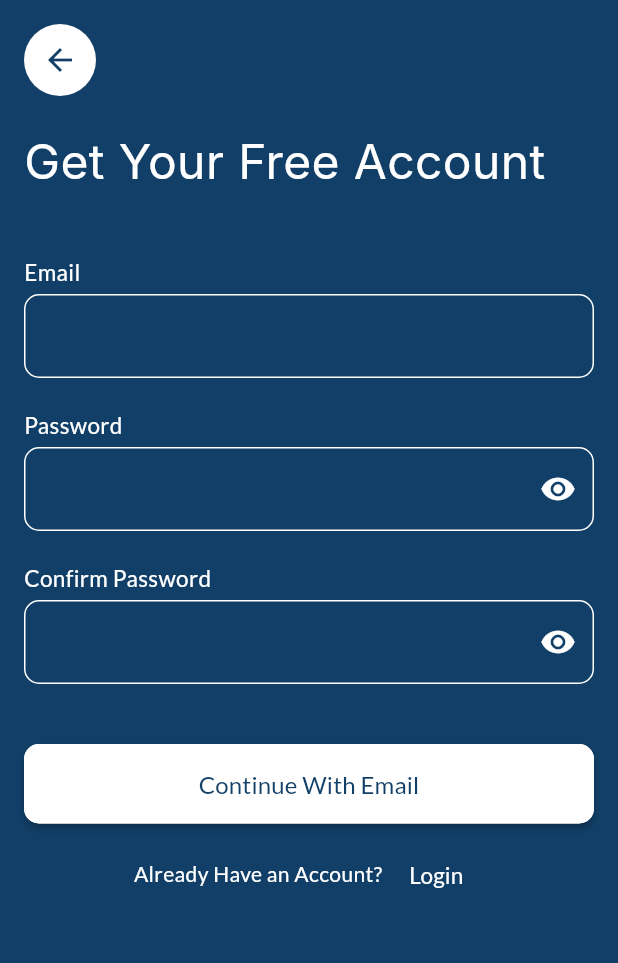
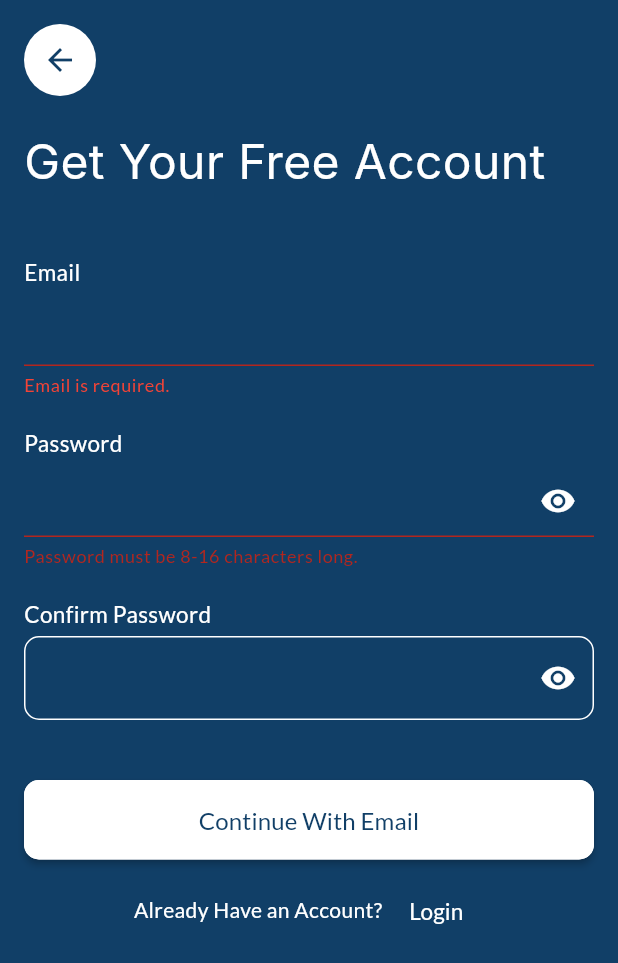
Before and after one commit to Aldinorasend/StudyIT_Mobile, a Flutter app: the RegisterPage screen opened directly, after a tap on "Continue With Email", on a phone screen of 412 x 824 dp. Shown: the top 963 px of the screen. Run offline on Flutter 3.47's test engine with Material 3 defaults, Android fonts, the phone set to English and light mode, and no system bars; our stand-ins replace carousel_slider, flick_video_player, google_fonts, image_picker, open_file, shared_preferences and 1 more; missing offline and left inert: colorful_safe_area; accounts and stored records are empty; Roboto replaces fonts that are missing (Inter).

Commit message:
Update FrontEnd

```diff
--- a/lib/screen/register.dart
+++ b/lib/screen/register.dart
@@ -1,5 +1,6 @@
 import 'package:flutter/material.dart';
 import 'package:colorful_safe_area/colorful_safe_area.dart';
+import 'package:studyit/screen/login.dart';
 
 class RegisterPage extends StatefulWidget {
   const RegisterPage({super.key});
@@ -13,37 +14,66 @@ class _RegisterPageState extends State<RegisterPage> {
   final TextEditingController _passwordController = TextEditingController();
   final TextEditingController _confirmPasswordController =
       TextEditingController();
+  final _formKey = GlobalKey<FormState>();
   String? _passwordError;
   bool _obscurePassword = true;
 
-  // Password validation function
+  String? _validateEmail(String value) {
+    if (value.isEmpty) {
+      return 'Email is required.';
+    }
+    if (!value.contains('@') || !value.contains('.')) {
+      return 'Enter a valid email address.';
+    }
+    if (value.startsWith('@') || value.endsWith('@') || value.endsWith('.')) {
+      return 'Enter a valid email address.';
+    }
+    return null;
+  }
+
   String? _validatePassword(String value) {
-    final passwordRegex = RegExp(
-        r'^(?=.*[A-Z])(?=.*[!@#$%^&*(),.?":{}|<>])[A-Za-z\d!@#$%^&*(),.?":{}|<>]{8,16}$');
-    if (!passwordRegex.hasMatch(value)) {
-      return 'Password must be 8-16 characters, include one uppercase letter and one special character.';
+    if (value.length < 8 || value.length > 16) {
+      return 'Password must be 8-16 characters long.';
+    }
+
+    bool hasUppercase = false;
+    bool hasSpecialCharacter = false;
+    const specialCharacters = '!@#\$%^&*(),.?":{}|<>';
+    for (int i = 0; i < value.length; i++) {
+      if (value[i].toUpperCase() == value[i] &&
+          value[i].toLowerCase() != value[i]) {
+        hasUppercase = true;
+      }
+      if (specialCharacters.contains(value[i])) {
+        hasSpecialCharacter = true;
+      }
+    }
+
+    if (!hasUppercase) {
+      return 'Password must include at least one uppercase letter.';
+    }
+    if (!hasSpecialCharacter) {
+      return 'Password must include at least one special character.';
     }
     return null;
   }
 
   void _onSubmit() {
+    if (_formKey.currentState!.validate()) {
       final password = _passwordController.text;
-    final error = _validatePassword(password);
-    setState(() {
-      _passwordError = error;
-    });
-
-    if (error == null) {
-      if (_passwordController.text != _confirmPasswordController.text) {
+      if (password != _confirmPasswordController.text) {
         setState(() {
           _passwordError = 'Passwords do not match.';
         });
         return;
       }
+
       // Perform registration action
       ScaffoldMessenger.of(context).showSnackBar(
         const SnackBar(content: Text('Registration successful!')),
       );
+      Navigator.push(
+          context, MaterialPageRoute(builder: (context) => LoginScreen()));
     }
   }
 
@@ -55,6 +85,8 @@ class _RegisterPageState extends State<RegisterPage> {
         child: SingleChildScrollView(
           child: Padding(
             padding: const EdgeInsets.all(16),
+            child: Form(
+              key: _formKey,
               child: Column(
                 crossAxisAlignment: CrossAxisAlignment.stretch,
                 children: [
@@ -81,7 +113,6 @@ class _RegisterPageState extends State<RegisterPage> {
                         fontSize: 32, fontFamily: "Inter", color: Colors.white),
                   ),
                   const SizedBox(height: 40),
-                  // Email Label and TextFormField
                   const Text(
                     "Email",
                     style: TextStyle(fontSize: 15, color: Colors.white),
@@ -90,6 +121,7 @@ class _RegisterPageState extends State<RegisterPage> {
                   TextFormField(
                     controller: _emailController,
                     decoration: InputDecoration(
+                      errorStyle: const TextStyle(color: Colors.red),
                       enabledBorder: OutlineInputBorder(
                         borderRadius: BorderRadius.circular(10),
                         borderSide:
@@ -102,10 +134,9 @@ class _RegisterPageState extends State<RegisterPage> {
                       ),
                     ),
                     style: const TextStyle(color: Colors.white),
+                    validator: (value) => _validateEmail(value ?? ''),
                   ),
-                  const SizedBox(
-                    height: 20,
-                  ),
+                  const SizedBox(height: 20),
                   const Text(
                     "Password",
                     style: TextStyle(fontSize: 15, color: Colors.white),
@@ -126,7 +157,8 @@ class _RegisterPageState extends State<RegisterPage> {
                               ? Icons.visibility
                               : Icons.visibility_off,
                           color: Colors.white,
-                          )),
+                        ),
+                      ),
                       enabledBorder: OutlineInputBorder(
                         borderRadius: BorderRadius.circular(10),
                         borderSide:
@@ -139,6 +171,7 @@ class _RegisterPageState extends State<RegisterPage> {
                       ),
                     ),
                     style: const TextStyle(color: Colors.white),
+                    validator: (value) => _validatePassword(value ?? ''),
                   ),
                   const SizedBox(height: 20),
                   const Text(
@@ -161,7 +194,8 @@ class _RegisterPageState extends State<RegisterPage> {
                               ? Icons.visibility
                               : Icons.visibility_off,
                           color: Colors.white,
-                          )),
+                        ),
+                      ),
                       enabledBorder: OutlineInputBorder(
                         borderRadius: BorderRadius.circular(10),
                         borderSide:
@@ -204,14 +238,16 @@ class _RegisterPageState extends State<RegisterPage> {
                         ),
                       ),
                       const SizedBox(width: 4),
-                      GestureDetector(
-                        onTap: () {},
-                        child: TextButton(
-                          onPressed: () {},
+                      TextButton(
+                        onPressed: () {
+                          Navigator.push(
+                              context,
+                              MaterialPageRoute(
+                                  builder: (context) => LoginScreen()));
+                        },
                         child: const Text(
                           'Login',
                           style: TextStyle(color: Colors.white, fontSize: 15),
-                          ),
                         ),
                       ),
                     ],
@@ -219,7 +255,9 @@ class _RegisterPageState extends State<RegisterPage> {
                 ],
               ),
             ),
-          )),
+          ),
+        ),
+      ),
       backgroundColor: const Color(0xFF113F67),
     );
   }
```
Lines whose indentation alone changed are shown as unchanged.
